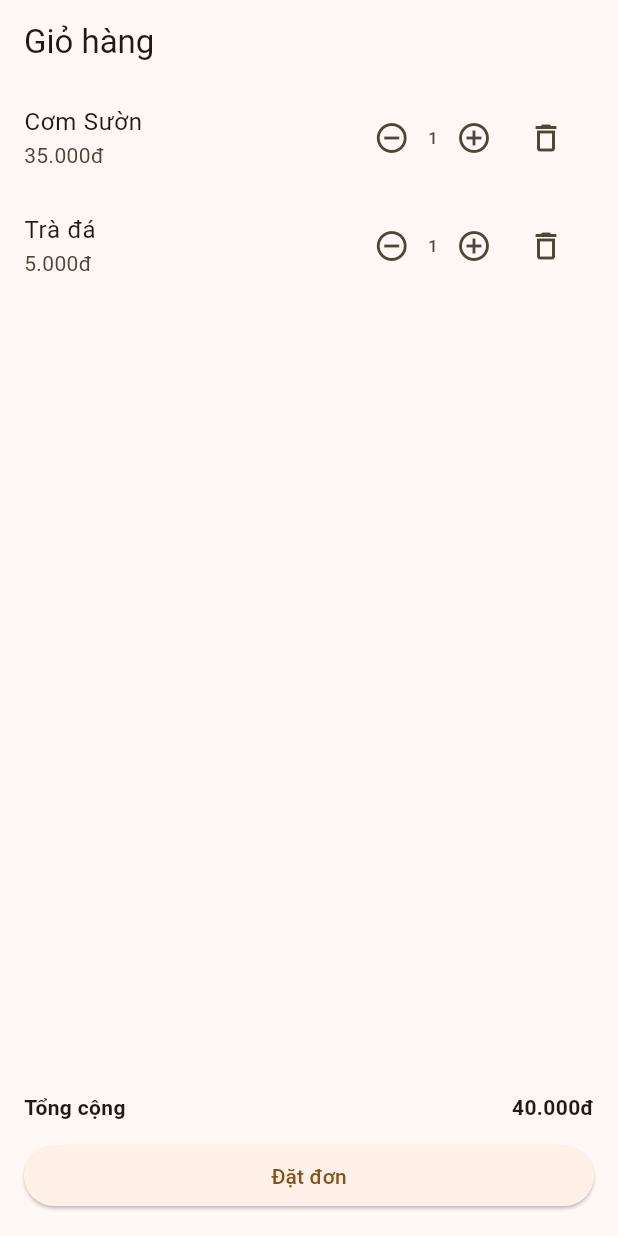
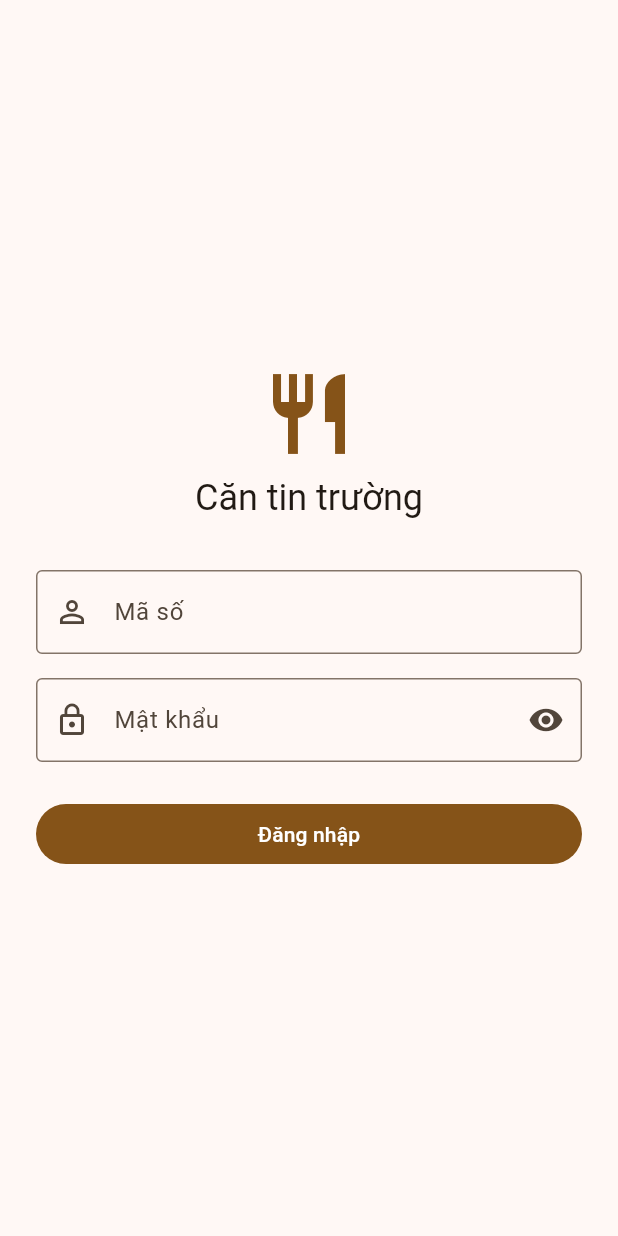
Before and after one commit to lucienhoang/canteen-app, a Flutter app: the screen it shows after launch, on a phone screen of 412 x 824 dp. Run offline on Flutter 3.47's test engine with Material 3 defaults, Android fonts, the phone set to English and light mode, and no system bars; our stand-ins replace firebase_core, flutter_local_notifications, sqflite; accounts and stored records are empty.

Commit message:
feat: add auth flow (AuthViewModel, AuthGate, login screen, logout)

```diff
--- /dev/null
+++ b/lib/features/auth/auth_gate.dart
@@ -0,0 +1,31 @@
+import 'package:flutter/material.dart';
+import 'package:provider/provider.dart';
+
+import 'auth_viewmodel.dart';
+import 'login_screen.dart';
+
+/// Chọn màn hình gốc theo trạng thái đăng nhập và vai trò.
+class AuthGate extends StatelessWidget {
+  const AuthGate({
+    super.key,
+    required this.studentHome,
+    required this.staffHome,
+  });
+
+  final Widget studentHome;
+  final Widget staffHome;
+
+  @override
+  Widget build(BuildContext context) {
+    final auth = context.watch<AuthViewModel>();
+
+    switch (auth.status) {
+      case AuthStatus.checking:
+        return const Scaffold(body: Center(child: CircularProgressIndicator()));
+      case AuthStatus.signedOut:
+        return const LoginScreen();
+      case AuthStatus.signedIn:
+        return auth.currentUser!.isStaff ? staffHome : studentHome;
+    }
+  }
+}
--- /dev/null
+++ b/lib/features/auth/auth_viewmodel.dart
@@ -0,0 +1,93 @@
+import 'package:flutter/foundation.dart';
+
+import '../../data/models/app_user.dart';
+import '../../data/repositories/auth_repository.dart';
+
+/// Trạng thái xác thực của app.
+enum AuthStatus {
+  /// Vừa mở app, đang kiểm tra xem có phiên đăng nhập sẵn không.
+  checking,
+  signedOut,
+  signedIn,
+}
+
+/// Giữ người đang đăng nhập và xử lý đăng nhập / đăng xuất.
+class AuthViewModel extends ChangeNotifier {
+  AuthViewModel({required AuthRepository authRepository})
+    : _authRepository = authRepository;
+
+  final AuthRepository _authRepository;
+
+  AuthStatus _status = AuthStatus.checking;
+  AppUser? _currentUser;
+  bool _isLoading = false;
+  String? _errorMessage;
+
+  AuthStatus get status => _status;
+  AppUser? get currentUser => _currentUser;
+  bool get isLoading => _isLoading;
+  String? get errorMessage => _errorMessage;
+
+  /// Gọi 1 lần lúc mở app: khôi phục phiên đăng nhập nếu có.
+  Future<void> restoreSession() async {
+    try {
+      _currentUser = await _authRepository.getCurrentUser();
+      _status = _currentUser == null
+          ? AuthStatus.signedOut
+          : AuthStatus.signedIn;
+    } catch (e, st) {
+      debugPrint('Khôi phục phiên lỗi: $e\n$st');
+      _currentUser = null;
+      _status = AuthStatus.signedOut;
+    }
+    notifyListeners();
+  }
+
+  /// Trả về true nếu đăng nhập thành công.
+  Future<bool> signIn(String loginId, String password) async {
+    if (_isLoading) return false; // chặn bấm liên tiếp
+
+    if (loginId.trim().isEmpty || password.isEmpty) {
+      _errorMessage = 'Vui lòng nhập mã số và mật khẩu';
+      notifyListeners();
+      return false;
+    }
+
+    _isLoading = true;
+    _errorMessage = null;
+    notifyListeners();
+
+    try {
+      final user = await _authRepository.signIn(
+        loginId: loginId,
+        password: password,
+      );
+      _currentUser = user;
+      _status = AuthStatus.signedIn;
+      return true;
+    } on AuthException catch (e) {
+      _errorMessage = e.message;
+      return false;
+    } catch (e, st) {
+      debugPrint('Đăng nhập lỗi: $e\n$st');
+      _errorMessage = 'Đăng nhập thất bại, thử lại nhé';
+      return false;
+    } finally {
+      _isLoading = false;
+      notifyListeners();
+    }
+  }
+
+  Future<void> signOut() async {
+    try {
+      await _authRepository.signOut();
+    } catch (e, st) {
+      debugPrint('Đăng xuất lỗi: $e\n$st');
+    }
+    // Dù repository lỗi, phía app vẫn coi như đã đăng xuất.
+    _currentUser = null;
+    _status = AuthStatus.signedOut;
+    _errorMessage = null;
+    notifyListeners();
+  }
+}
--- /dev/null
+++ b/lib/features/auth/login_screen.dart
@@ -0,0 +1,122 @@
+import 'package:flutter/foundation.dart';
+import 'package:flutter/material.dart';
+import 'package:provider/provider.dart';
+
+import 'auth_viewmodel.dart';
+
+/// Màn hình đăng nhập (bản đơn giản, sẽ làm đẹp sau).
+class LoginScreen extends StatefulWidget {
+  const LoginScreen({super.key});
+
+  @override
+  State<LoginScreen> createState() => _LoginScreenState();
+}
+
+class _LoginScreenState extends State<LoginScreen> {
+  final _loginIdController = TextEditingController();
+  final _passwordController = TextEditingController();
+  bool _obscure = true;
+
+  @override
+  void dispose() {
+    _loginIdController.dispose();
+    _passwordController.dispose();
+    super.dispose();
+  }
+
+  void _submit() {
+    context.read<AuthViewModel>().signIn(
+      _loginIdController.text,
+      _passwordController.text,
+    );
+  }
+
+  @override
+  Widget build(BuildContext context) {
+    final auth = context.watch<AuthViewModel>();
+    final colors = Theme.of(context).colorScheme;
+
+    return Scaffold(
+      body: SafeArea(
+        child: Center(
+          child: SingleChildScrollView(
+            padding: const EdgeInsets.all(24),
+            child: ConstrainedBox(
+              constraints: const BoxConstraints(maxWidth: 400),
+              child: Column(
+                mainAxisSize: MainAxisSize.min,
+                crossAxisAlignment: CrossAxisAlignment.stretch,
+                children: [
+                  Icon(Icons.restaurant, size: 64, color: colors.primary),
+                  const SizedBox(height: 8),
+                  Text(
+                    'Căn tin trường',
+                    textAlign: TextAlign.center,
+                    style: Theme.of(context).textTheme.headlineSmall,
+                  ),
+                  const SizedBox(height: 32),
+                  TextField(
+                    key: const Key('loginId'),
+                    controller: _loginIdController,
+                    textInputAction: TextInputAction.next,
+                    decoration: const InputDecoration(
+                      labelText: 'Mã số',
+                      prefixIcon: Icon(Icons.person_outline),
+                      border: OutlineInputBorder(),
+                    ),
+                  ),
+                  const SizedBox(height: 16),
+                  TextField(
+                    key: const Key('password'),
+                    controller: _passwordController,
+                    obscureText: _obscure,
+                    onSubmitted: (_) => _submit(),
+                    decoration: InputDecoration(
+                      labelText: 'Mật khẩu',
+                      prefixIcon: const Icon(Icons.lock_outline),
+                      border: const OutlineInputBorder(),
+                      suffixIcon: IconButton(
+                        icon: Icon(
+                          _obscure ? Icons.visibility : Icons.visibility_off,
+                        ),
+                        onPressed: () => setState(() => _obscure = !_obscure),
+                      ),
+                    ),
+                  ),
+                  if (auth.errorMessage != null) ...[
+                    const SizedBox(height: 12),
+                    Text(
+                      auth.errorMessage!,
+                      textAlign: TextAlign.center,
+                      style: TextStyle(color: colors.error),
+                    ),
+                  ],
+                  const SizedBox(height: 24),
+                  FilledButton(
+                    key: const Key('loginButton'),
+                    onPressed: auth.isLoading ? null : _submit,
+                    child: auth.isLoading
+                        ? const SizedBox(
+                            height: 20,
+                            width: 20,
+                            child: CircularProgressIndicator(strokeWidth: 2),
+                          )
+                        : const Text('Đăng nhập'),
+                  ),
+                  if (kDebugMode) ...[
+                    const SizedBox(height: 24),
+                    Text(
+                      'Tài khoản thử: 2110001 / 123456  |  NV01 / staff123',
+                      textAlign: TextAlign.center,
+                      style: Theme.of(context).textTheme.bodySmall,
+                    ),
+                  ],
+                ],
+              ),
+            ),
+          ),
+        ),
+      ),
+    );
+  }
+}
--- a/lib/features/cart/cart_screen.dart
+++ b/lib/features/cart/cart_screen.dart
@@ -6,6 +6,7 @@ import '../../data/repositories/order_repository.dart';
 import '../../data/models/menu_item.dart';
 import 'cart_viewmodel.dart';
 import '../orders/order_tracking_screen.dart';
+import '../auth/auth_viewmodel.dart';
 
 /// Màn hình Giỏ hàng - hiển thị danh sách các món đang chọn,
 /// cho phép điều chỉnh số lượng, xóa món và thực hiện đặt đơn (Checkout).
@@ -41,8 +42,12 @@ class _CartScreenState extends State<CartScreen> {
 
   /// Xử lý logic khi bấm nút Đặt đơn
   Future<void> _handleCheckout(CartViewModel cart) async {
+    // Lấy user TRƯỚC khi await, để không dùng context sau khi await
+    final user = context.read<AuthViewModel>().currentUser;
+    if (user == null) return; // chưa đăng nhập thì không đặt đơn
+
     final order = await cart.checkout(
-      userId: "demo-user", // TODO: Thay thế bằng ID của User đang đăng nhập
+      userId: user.id, // TODO: Thay thế bằng ID của User đang đăng nhập
       pickupTime: DateTime.now().add(const Duration(minutes: 30)),
     );
 
--- a/lib/features/staff/staff_screen.dart
+++ b/lib/features/staff/staff_screen.dart
@@ -6,6 +6,7 @@ import '../../data/models/order.dart';
 import '../../data/models/order_status.dart';
 import '../../data/repositories/order_repository.dart';
 import 'staff_viewmodel.dart';
+import '../auth/logout_button.dart';
 
 /// Màn hình nhân viên căn tin: xem đơn mới, cập nhật trạng thái đơn.
 class StaffScreen extends StatelessWidget {
@@ -32,7 +33,10 @@ class _StaffBody extends StatelessWidget {
     final priceFormat = NumberFormat.decimalPattern("vi");
 
     return Scaffold(
-      appBar: AppBar(title: const Text("Đơn hàng - Nhân viên")),
+      appBar: AppBar(
+        title: const Text("Đơn hàng - Nhân viên"),
+        actions: const [LogoutButton()],
+      ),
       body: Builder(
         builder: (context) {
           if (vm.isLoading && vm.activeOrders.isEmpty) {
--- a/lib/main.dart
+++ b/lib/main.dart
@@ -1,4 +1,3 @@
-import 'package:canteen_app/features/cart/cart_screen.dart';
 import 'package:flutter/material.dart';
 import 'package:provider/provider.dart';
 
@@ -8,12 +7,16 @@ import 'firebase_options.dart';
 
 import 'core/notifications/notification_service.dart';
 
+import 'data/repositories/auth_repository.dart';
 import 'data/repositories/menu_repository.dart';
+import 'data/repositories/order_repository.dart';
+
+import 'features/auth/auth_gate.dart';
+import 'features/auth/auth_viewmodel.dart';
+import 'features/cart/cart_viewmodel.dart';
 import 'features/menu/menu_screen.dart';
 import 'features/menu/menu_viewmodel.dart';
-
-import 'data/repositories/order_repository.dart';
-import 'features/cart/cart_viewmodel.dart';
+import 'features/staff/staff_screen.dart';
 
 void main() async {
   WidgetsFlutterBinding.ensureInitialized();
@@ -29,11 +32,15 @@ void main() async {
 class CanteenApp extends StatelessWidget {
   const CanteenApp({super.key});
 
-  // This widget is the root of your application.
   @override
   Widget build(BuildContext context) {
     return MultiProvider(
       providers: [
+        ChangeNotifierProvider(
+          create: (_) =>
+              AuthViewModel(authRepository: MockAuthRepository())
+                ..restoreSession(),
+        ),
         ChangeNotifierProvider(
           create: (_) => MenuViewmodel(MockMenuRepository())..load(),
         ),
@@ -42,11 +49,13 @@ class CanteenApp extends StatelessWidget {
               CartViewModel(orderRepository: SqliteOrderRepository()),
         ),
       ],
-
       child: MaterialApp(
         title: 'Căn tin',
         theme: ThemeData(colorSchemeSeed: Colors.orange, useMaterial3: true),
-        home: CartScreen(),
+        home: AuthGate(
+          studentHome: const MenuScreen(),
+          staffHome: StaffScreen(orderRepository: SqliteOrderRepository()),
+        ),
       ),
     );
   }
```
Also changed, not shown: lib/features/auth/logout_button.dart (added, +24 -0 lines), lib/features/menu/menu_screen.dart (+21 -3 lines), 1 other file.
